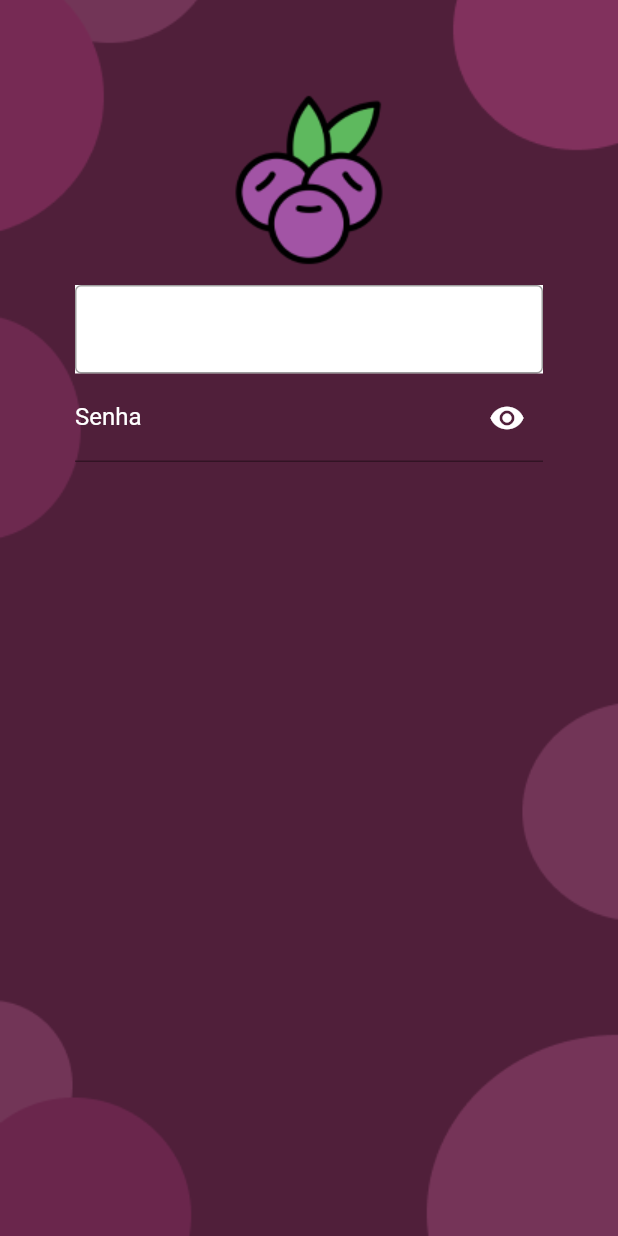
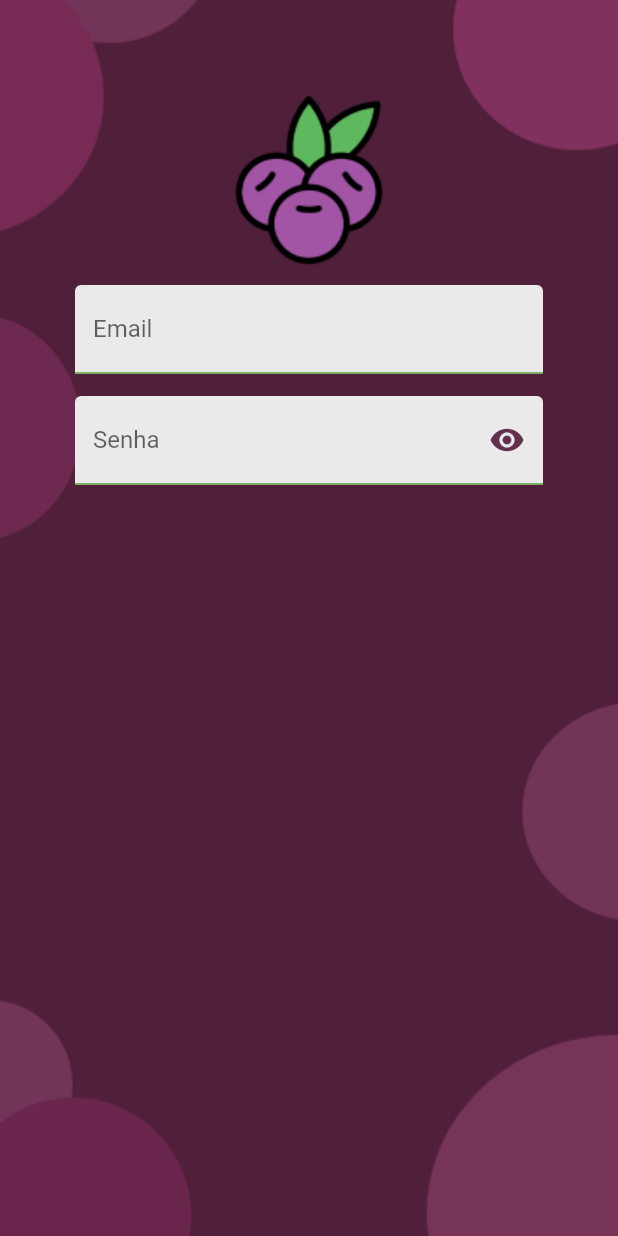
Before and after one commit to Kevin-Sarges/app-acai, a Flutter app: the screen it shows after launch, on a phone screen of 412 x 824 dp. Run offline on Flutter 3.47's test engine with Material 2 defaults, Android fonts, the light colour scheme and no system bars; our stand-ins replace dartz, firebase_auth, firebase_core, flutter_bloc, get_it, google_sign_in; missing offline and left inert: flutter_config, flutter_facebook_auth; accounts and stored records are empty.

Commit message:
finalizando inputs da tela de login

```diff
--- a/lib/app/features/login/presenter/screen/login_screen.dart
+++ b/lib/app/features/login/presenter/screen/login_screen.dart
@@ -1,5 +1,3 @@
-import 'dart:developer';
-
 import 'package:app_acai/app/common/utils/colors_app.dart';
 import 'package:app_acai/app/features/login/presenter/widgets/input_email_widget.dart';
 import 'package:app_acai/app/features/login/presenter/widgets/input_password_widget.dart';
@@ -45,24 +43,24 @@ class _LoginScreenState extends State<LoginScreen> {
                   children: [
                     InputFormEmail(
                       textController: _textControllerEmail,
-                      label: const Text('Email'),
-                      hintText: 'user@gmail.com',
+                      hintText: 'user@email.com',
+                      label: 'Email',
                       keyboardType: TextInputType.emailAddress,
                     ),
+                    const SizedBox(height: 15),
                     InputFormPassword(
+                      label: 'Senha',
                       obscureText: isHiddenText,
                       textController: _textControllerPassword,
-                      label: const Text('Senha'),
                       keyboardType: TextInputType.visiblePassword,
                       onTap: () {
-                        log('Click !!');
                         setState(() {
                           isHiddenText = !isHiddenText;
                         });
                       },
                       childIcon: Icon(
                         isHiddenText ? Icons.visibility : Icons.visibility_off,
-                        color: ColorsApp.whitePrimary,
+                        color: ColorsApp.purpleSecondary,
                       ),
                     )
                   ],
--- a/lib/app/features/login/presenter/widgets/input_email_widget.dart
+++ b/lib/app/features/login/presenter/widgets/input_email_widget.dart
@@ -10,18 +10,14 @@ class InputFormEmail extends StatelessWidget {
     required this.label,
   }) : super(key: key);
 
-  final Widget label;
   final String hintText;
+  final String label;
   final TextInputType keyboardType;
   final TextEditingController textController;
 
   @override
   Widget build(BuildContext context) {
-    return Container(
-      decoration: const BoxDecoration(
-        color: ColorsApp.whitePrimary,
-      ),
-      child: TextFormField(
+    return TextFormField(
       validator: (value) {
         if (value == null || value.isEmpty) {
           return 'Campo esta vazio';
@@ -32,23 +28,29 @@ class InputFormEmail extends StatelessWidget {
       controller: textController,
       keyboardType: keyboardType,
       style: const TextStyle(
-          color: ColorsApp.whiteSecondary,
+        color: ColorsApp.purplePrimary,
       ),
       decoration: InputDecoration(
-          border: const OutlineInputBorder(
+        filled: true,
+        fillColor: ColorsApp.whiteSecondary,
+        enabledBorder: const UnderlineInputBorder(
           borderSide: BorderSide(
-              color: ColorsApp.whitePrimary,
-              style: BorderStyle.solid,
+            color: ColorsApp.green,
           ),
         ),
-          label: label,
+        focusedBorder: OutlineInputBorder(
+          borderRadius: BorderRadius.circular(5.5),
+          borderSide: const BorderSide(
+            color: ColorsApp.purplePrimary,
+          ),
+        ),
+        label: Text(label),
         hintText: hintText,
         labelStyle: const TextStyle(
-            color: ColorsApp.whitePrimary,
+          fontSize: 16,
         ),
         hintStyle: const TextStyle(
-            color: ColorsApp.lightGray,
-          ),
+          color: ColorsApp.purpleSecondary,
         ),
       ),
     );
--- a/lib/app/features/login/presenter/widgets/input_password_widget.dart
+++ b/lib/app/features/login/presenter/widgets/input_password_widget.dart
@@ -6,13 +6,13 @@ class InputFormPassword extends StatelessWidget {
     Key? key,
     required this.textController,
     required this.keyboardType,
-    required this.label,
     required this.obscureText,
     required this.onTap,
     required this.childIcon,
+    required this.label,
   }) : super(key: key);
 
-  final Widget label;
+  final String label;
   final TextInputType keyboardType;
   final TextEditingController textController;
   final bool? obscureText;
@@ -33,12 +33,26 @@ class InputFormPassword extends StatelessWidget {
       keyboardType: keyboardType,
       obscureText: obscureText ?? false,
       style: const TextStyle(
-        color: ColorsApp.whiteSecondary,
+        color: ColorsApp.purpleSecondary,
       ),
       decoration: InputDecoration(
-        label: label,
+        filled: true,
+        fillColor: ColorsApp.whiteSecondary,
+        enabledBorder: const UnderlineInputBorder(
+          borderSide: BorderSide(
+            color: ColorsApp.green,
+          ),
+        ),
+        focusedBorder: OutlineInputBorder(
+          borderRadius: BorderRadius.circular(5.5),
+          borderSide: const BorderSide(
+            color: ColorsApp.purplePrimary,
+          ),
+        ),
+        label: Text(label),
+        border: const OutlineInputBorder(),
         labelStyle: const TextStyle(
-          color: ColorsApp.whitePrimary,
+          fontSize: 16,
         ),
         suffixIcon: InkWell(
           onTap: onTap,
```
Lines whose indentation alone changed are shown as unchanged.
